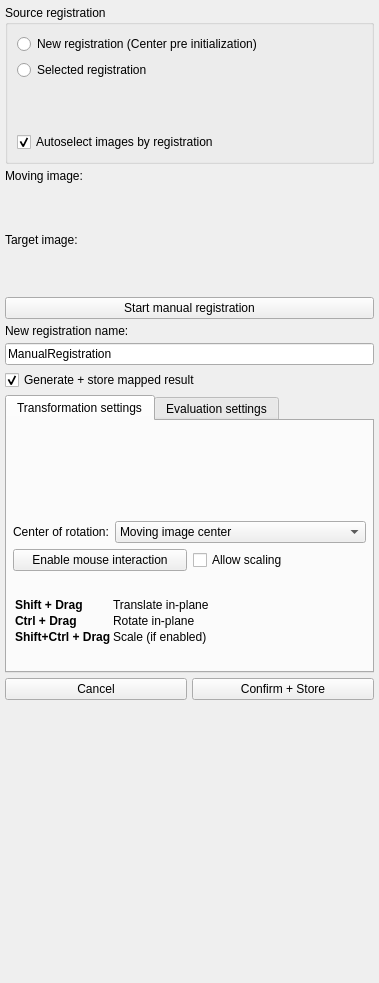
Qt form Plugins/org.mitk.gui.qt.matchpoint.manipulator/src/internal/QmitkMatchPointRegistrationManipulator.ui (MITK/MITK) before a commit.
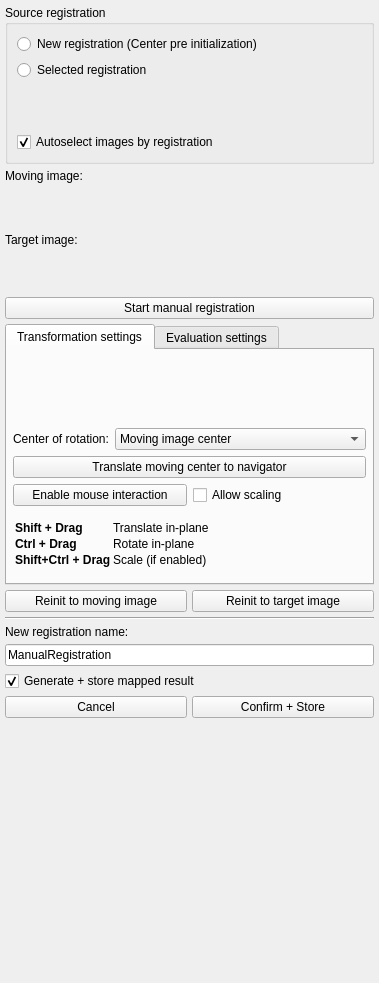
The same form after that commit. Custom widgets are drawn as their Qt base class.

Commit message: - Optimized UI - added reinit feature - added transform to navigator position feature

What changed in the file:
```diff
--- a/Plugins/org.mitk.gui.qt.matchpoint.manipulator/src/internal/QmitkMatchPointRegistrationManipulator.ui
+++ b/Plugins/org.mitk.gui.qt.matchpoint.manipulator/src/internal/QmitkMatchPointRegistrationManipulator.ui
@@ -122,39 +122,6 @@
      </property>
     </widget>
    </item>
-   <item>
-    <widget class="QLabel" name="label_12">
-     <property name="text">
-      <string>New registration name:</string>
-     </property>
-    </widget>
-   </item>
-   <item>
-    <widget class="QLineEdit" name="lbNewRegName">
-     <property name="toolTip">
-      <string>Name of the resulting manual registration</string>
-     </property>
-     <property name="text">
-      <string>ManualRegistration</string>
-     </property>
-     <property name="placeholderText">
-      <string/>
-     </property>
-    </widget>
-   </item>
-   <item>
-    <widget class="QCheckBox" name="checkMapEntity">
-     <property name="toolTip">
-      <string>Check if a mapped moving image should be generated if the manual registration is confirmed.</string>
-     </property>
-     <property name="text">
-      <string>Generate + store mapped result</string>
-     </property>
-     <property name="checked">
-      <bool>true</bool>
-     </property>
-    </widget>
-   </item>
    <item>
     <widget class="QTabWidget" name="tabWidget">
      <property name="currentIndex">
@@ -219,6 +186,16 @@
          </item>
         </layout>
        </item>
+       <item>
+        <widget class="QPushButton" name="pbTranslateToNavigator">
+         <property name="toolTip">
+          <string>Translates the registration so that the moving image center is placed at the current navigator (crosshair) position. Only the translation component of the transform is modified; rotation is preserved. Useful for a quick rough pre-alignment when the misregistration is very large.</string>
+         </property>
+         <property name="text">
+          <string>Translate moving center to navigator</string>
+         </property>
+        </widget>
+       </item>
        <item>
         <layout class="QHBoxLayout" name="interactionToolLayout">
          <item>
@@ -302,6 +279,70 @@
      </widget>
     </widget>
    </item>
+   <item>
+    <layout class="QHBoxLayout" name="reinitLayout">
+     <item>
+      <widget class="QPushButton" name="pbReinitMoving">
+       <property name="toolTip">
+        <string>Reinitialize render windows to the current transformed moving image geometry (moving image perspective).</string>
+       </property>
+       <property name="text">
+        <string>Reinit to moving image</string>
+       </property>
+      </widget>
+     </item>
+     <item>
+      <widget class="QPushButton" name="pbReinitTarget">
+       <property name="toolTip">
+        <string>Reinitialize render windows to the target image geometry.</string>
+       </property>
+       <property name="text">
+        <string>Reinit to target image</string>
+       </property>
+      </widget>
+     </item>
+    </layout>
+   </item>
+   <item>
+    <widget class="Line" name="line">
+     <property name="orientation">
+      <enum>Qt::Horizontal</enum>
+     </property>
+    </widget>
+   </item>
+   <item>
+    <widget class="QLabel" name="label_12">
+     <property name="text">
+      <string>New registration name:</string>
+     </property>
+    </widget>
+   </item>
+   <item>
+    <widget class="QLineEdit" name="lbNewRegName">
+     <property name="toolTip">
+      <string>Name of the resulting manual registration</string>
+     </property>
+     <property name="text">
+      <string>ManualRegistration</string>
+     </property>
+     <property name="placeholderText">
+      <string/>
+     </property>
+    </widget>
+   </item>
+   <item>
+    <widget class="QCheckBox" name="checkMapEntity">
+     <property name="toolTip">
+      <string>Check if a mapped moving image should be generated if the manual registration is confirmed.</string>
+     </property>
+     <property name="text">
+      <string>Generate + store mapped result</string>
+     </property>
+     <property name="checked">
+      <bool>true</bool>
+     </property>
+    </widget>
+   </item>
    <item>
     <layout class="QHBoxLayout" name="horizontalLayout">
      <item>
```
Left out of the diff: 8 changed lines with no effect on the pictures. Lines whose indentation alone changed are shown as unchanged. The commit also changes 2 other files.
